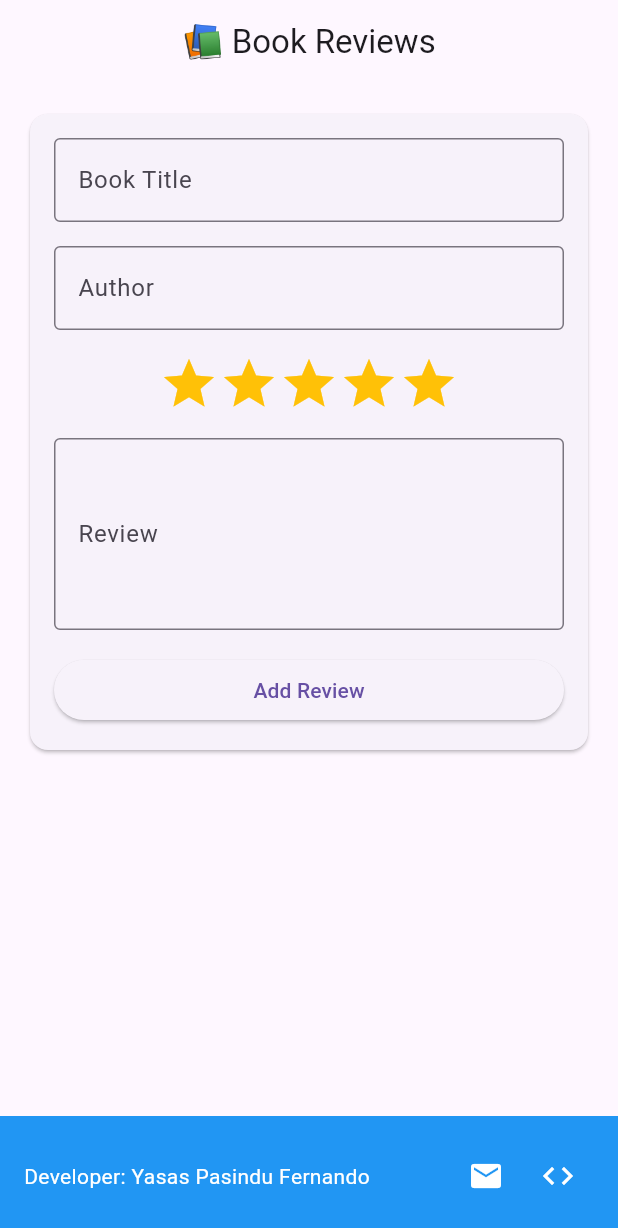
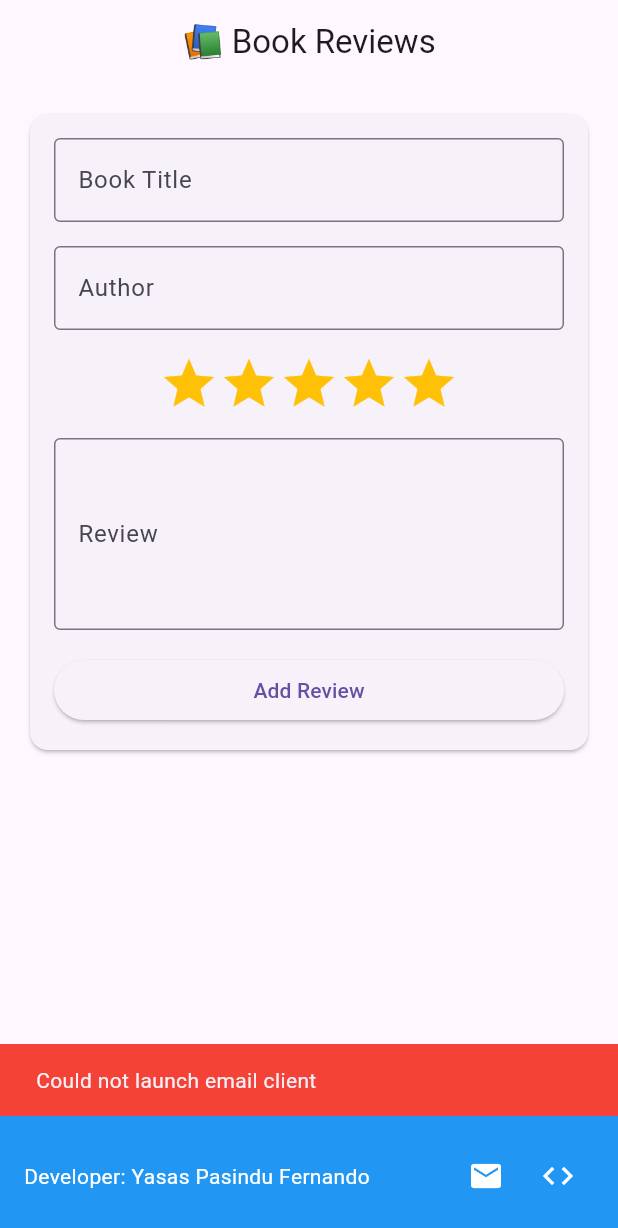
Before and after one commit to YasasPasinduFernando/book_review_app_android, a Flutter app: the screen it shows after launch, after a tap on the "email" icon, on a phone screen of 412 x 824 dp. Shown: the top 1228 px of the screen. Run offline on Flutter 3.47's test engine with Material 3 defaults, Android fonts, the phone set to English and light mode, and no system bars; drawn by our look-alikes of flutter_rating_bar; missing offline and left inert: mongo_dart.

Commit message:
over all finished withh all functionalities with self premotions

```diff
--- a/lib/screens/book_review_page.dart
+++ b/lib/screens/book_review_page.dart
@@ -1,4 +1,5 @@
 import 'package:flutter/material.dart';
+import 'package:url_launcher/url_launcher.dart';
 import '../models/book_review.dart';
 import '../services/database_service.dart';
 import '../widgets/review_form.dart';
@@ -81,8 +82,39 @@ class _BookReviewPageState extends State<BookReviewPage> {
 
   void showError(String message) {
     ScaffoldMessenger.of(context).showSnackBar(
-      SnackBar(content: Text(message), backgroundColor: Colors.red)
+        SnackBar(content: Text(message), backgroundColor: Colors.red));
+  }
+
+  Future<void> _launchEmail() async {
+    final Uri emailLaunchUri = Uri(
+      scheme: 'mailto',
+      path: 'yasaspasindufernando@gmail.com',
     );
+
+    try {
+      if (await canLaunchUrl(emailLaunchUri)) {
+        await launchUrl(emailLaunchUri);
+      } else {
+        showError('Could not launch email client');
+      }
+    } catch (e) {
+      showError('Failed to open email');
+    }
+  }
+
+  Future<void> _launchGitHub() async {
+    final Uri url = Uri.parse(
+        'https://github.com/YasasPasinduFernando/book_review_app_android');
+
+    try {
+      if (await canLaunchUrl(url)) {
+        await launchUrl(url, mode: LaunchMode.externalApplication);
+      } else {
+        showError('Could not launch GitHub');
+      }
+    } catch (e) {
+      showError('Failed to open GitHub');
+    }
   }
 
   @override
@@ -106,11 +138,13 @@ class _BookReviewPageState extends State<BookReviewPage> {
                       onCancel: resetForm,
                     ),
                     const SizedBox(height: 16),
-                    ...reviews.map((review) => ReviewCard(
-                      review: review,
-                      onEdit: startEditing,
-                      onDelete: deleteReview,
-                    )).toList(),
+                    ...reviews
+                        .map((review) => ReviewCard(
+                              review: review,
+                              onEdit: startEditing,
+                              onDelete: deleteReview,
+                            ))
+                        .toList(),
                   ],
                 ),
               ),
@@ -129,15 +163,13 @@ class _BookReviewPageState extends State<BookReviewPage> {
               children: [
                 IconButton(
                   icon: const Icon(Icons.email, color: Colors.white),
-                  onPressed: () {
-                    // Add email functionality
-                  },
+                  onPressed: _launchEmail,
+                  tooltip: 'Send Email',
                 ),
                 IconButton(
                   icon: const Icon(Icons.code, color: Colors.white),
-                  onPressed: () {
-                    // Add GitHub link functionality
-                  },
+                  onPressed: _launchGitHub,
+                  tooltip: 'View Source Code',
                 ),
               ],
             ),
--- a/pubspec.yaml
+++ b/pubspec.yaml
@@ -33,6 +33,7 @@ dependencies:
   mongo_dart: ^0.9.1
   flutter_rating_bar: ^4.0.1
   intl: ^0.18.1
+  url_launcher: ^6.2.5
 
   # The following adds the Cupertino Icons font to your application.
   # Use with the CupertinoIcons class for iOS style icons.
```
Also changed, not shown: pubspec.lock, 11 other files.
